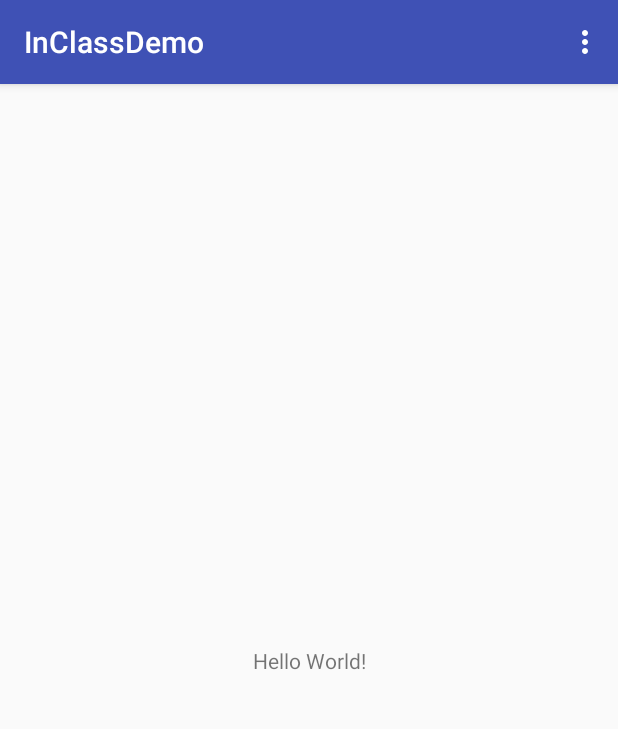
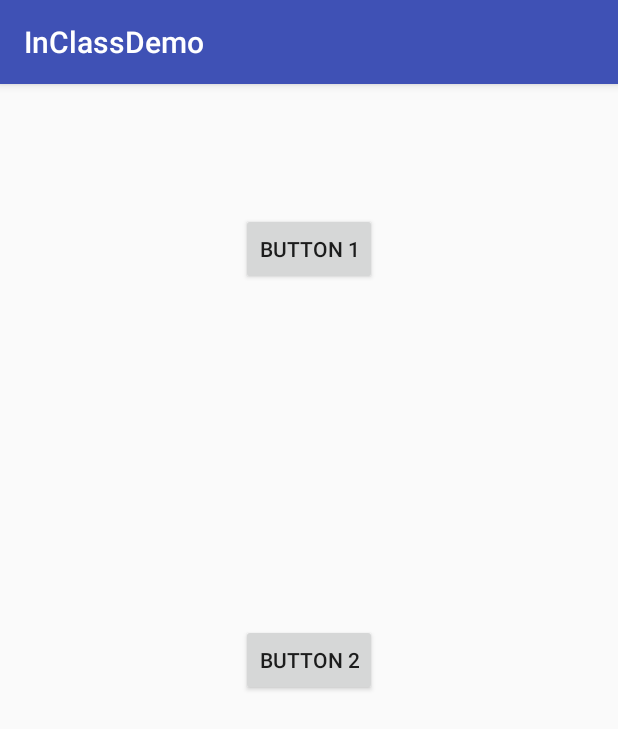
Before and after one commit to KyleBastien/InClassDemo, an Android app: the screen it shows after launch (MainActivity), on a phone screen of 412 x 824 dp. Shown: the top 729 px of the screen. Run offline under Robolectric (Android 15) with nearby library versions, the light colour scheme and no system bars; libraries missing offline, so code that uses them is left out: com.crashlytics.android, io.fabric.sdk.

Commit message:
One way to click a button.

```diff
--- a/app/src/main/java/com/example/mcnutt/inclassdemo/MainActivity.java
+++ b/app/src/main/java/com/example/mcnutt/inclassdemo/MainActivity.java
@@ -1,37 +1,45 @@
 package com.example.mcnutt.inclassdemo;
 
+import android.graphics.Color;
 import android.support.v7.app.AppCompatActivity;
 import android.os.Bundle;
+import android.util.Log;
 import android.view.Menu;
 import android.view.MenuItem;
+import android.view.View;
+import android.widget.Button;
+import android.widget.RelativeLayout;
 import android.widget.TextView;
 import com.crashlytics.android.Crashlytics;
 import io.fabric.sdk.android.Fabric;
 
-public class MainActivity extends AppCompatActivity {
+public class MainActivity extends AppCompatActivity implements View.OnClickListener  {
 
-    private TextView helloWorldText;
+    private static final String TAG = MainActivity.class.getSimpleName();
+    private RelativeLayout relativeLayout;
 
     @Override
     protected void onCreate(Bundle savedInstanceState) {
         super.onCreate(savedInstanceState);
-        Fabric.with(this, new Crashlytics());
         setContentView(R.layout.activity_main);
-        this.helloWorldText = findViewById(R.id.hello_world_text);
+        relativeLayout = findViewById(R.id.relativeLayout);
+        Button button1 = findViewById(R.id.button1);
+        Button button2 = findViewById(R.id.button2);
+        button1.setOnClickListener(MainActivity.this);
+        button2.setOnClickListener(MainActivity.this);
     }
 
     @Override
-    public boolean onCreateOptionsMenu(Menu menu) {
-        getMenuInflater().inflate(R.menu.activity_main, menu);
-        return true;
-    }
-
-    @Override
-    public boolean onOptionsItemSelected(MenuItem item) {
-        if(item.getItemId() == R.id.action_bye) {
-            this.helloWorldText.setText(R.string.say_bye);
-            return true;
+    public void onClick(View v) {
+        switch (v.getId()) {
+            case R.id.button1:
+                relativeLayout.setBackgroundColor(Color.GREEN);
+                Log.i(TAG, "Change color to green");
+                break;
+            case R.id.button2:
+                relativeLayout.setBackgroundColor(Color.BLUE);
+                Log.i(TAG, "Change color to blue");
+                break;
         }
-        return super.onOptionsItemSelected(item);
     }
 }
--- a/app/src/main/res/layout/activity_main.xml
+++ b/app/src/main/res/layout/activity_main.xml
@@ -1,19 +1,25 @@
 <?xml version="1.0" encoding="utf-8"?>
-<android.support.constraint.ConstraintLayout xmlns:android="http://schemas.android.com/apk/res/android"
-    xmlns:app="http://schemas.android.com/apk/res-auto"
+<RelativeLayout android:id="@+id/relativeLayout"
+    xmlns:android="http://schemas.android.com/apk/res/android"
     xmlns:tools="http://schemas.android.com/tools"
     android:layout_width="match_parent"
     android:layout_height="match_parent"
-    tools:context="com.example.mcnutt.inclassdemo.MainActivity">
+    tools:context=".MainActivity">
 
-    <TextView
-        android:id="@+id/hello_world_text"
+    <Button
+        android:id="@+id/button1"
         android:layout_width="wrap_content"
         android:layout_height="wrap_content"
-        android:text="@string/hello_world"
-        app:layout_constraintBottom_toBottomOf="parent"
-        app:layout_constraintLeft_toLeftOf="parent"
-        app:layout_constraintRight_toRightOf="parent"
-        app:layout_constraintTop_toTopOf="parent"/>
+        android:layout_alignParentTop="true"
+        android:layout_centerHorizontal="true"
+        android:layout_marginTop="86dp"
+        android:text="@string/button1" />
 
-</android.support.constraint.ConstraintLayout>
+    <Button
+        android:id="@+id/button2"
+        android:layout_width="wrap_content"
+        android:layout_height="wrap_content"
+        android:layout_alignEnd="@+id/button1"
+        android:layout_centerVertical="true"
+        android:text="@string/button2" />
+</RelativeLayout>
--- a/app/src/main/res/values/strings.xml
+++ b/app/src/main/res/values/strings.xml
@@ -2,4 +2,6 @@
     <string name="app_name">InClassDemo</string>
     <string name="hello_world">Hello World!</string>
     <string name="say_bye">Bye!</string>
+    <string name="button1">Button 1</string>
+    <string name="button2">Button 2</string>
 </resources>
```
